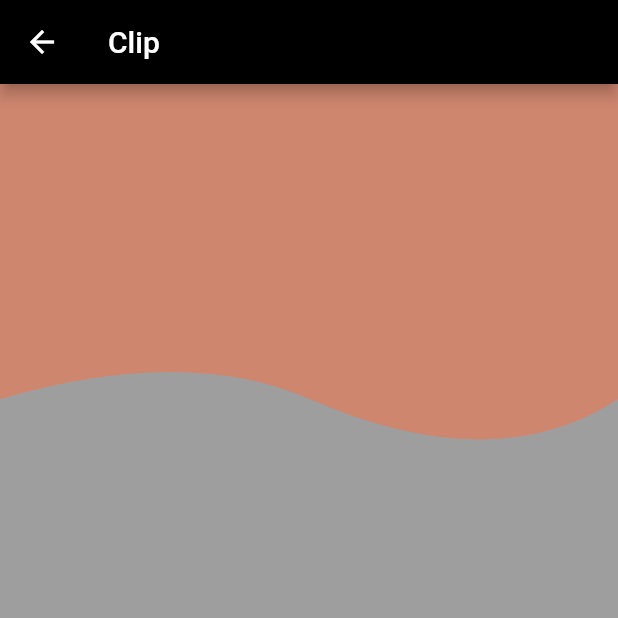
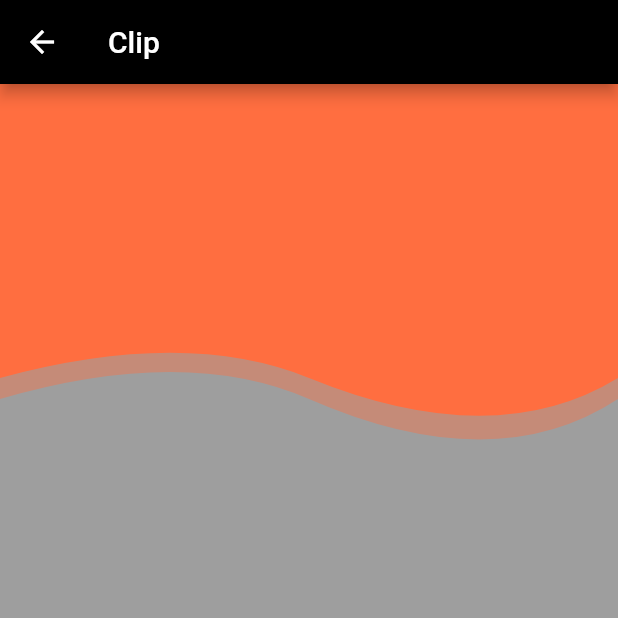
Before and after one commit to jobic10/flutter_again, a Flutter app: the MyClip screen opened directly, on a phone screen of 412 x 824 dp, the top half of it. Run offline on Flutter 3.47's test engine with Material 2 defaults, Android fonts, the phone set to English and light mode, and no system bars; our stand-ins replace clay_containers, flutter_screenutil, sleek_circular_slider.

Commit message:
UI Challenege complete

```diff
--- a/lib/day4/clip.dart
+++ b/lib/day4/clip.dart
@@ -19,7 +19,18 @@ class MyClip extends StatelessWidget {
                 ),
                 clipper: WaveClipper(),
               ),
-              opacity: 0.5,
+              opacity: 0.4,
+            ),
+            Opacity(
+              child: ClipPath(
+                child: Container(
+                  height: 280,
+                  width: double.infinity,
+                  color: Colors.deepOrangeAccent,
+                ),
+                clipper: WaveClipper(),
+              ),
+              opacity: 1,
             ),
           ],
         ),
```
